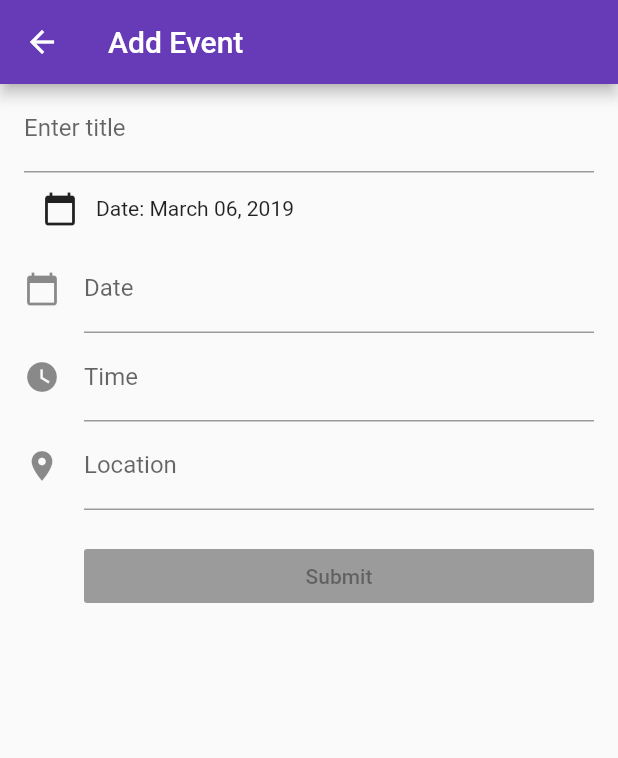
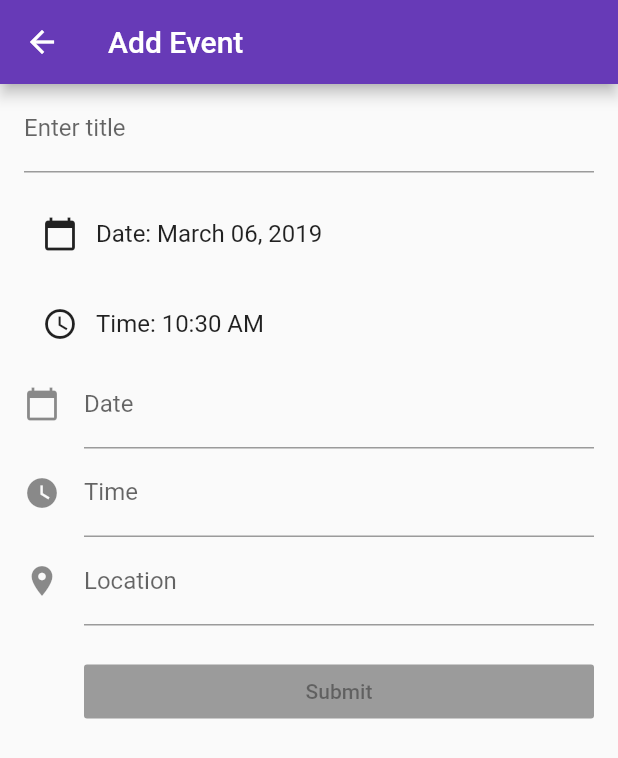
Before and after one commit to casprice/calendar-flutter-app, a Flutter app: the screen it shows after launch, after a tap on the "keyboard arrow left" icon, after a tap on the "keyboard arrow right" icon, after a tap on the "add" icon, on a phone screen of 412 x 824 dp. Shown: the top 758 px of the screen. Run offline on Flutter 3.47's test engine with Material 2 defaults, Android fonts, the phone set to English and light mode, and no system bars; our stand-ins replace cloud_firestore, flutter_calendar_carousel; accounts and stored records are empty.

Commit message:
date/time pickers but don't update text

```diff
--- a/parkinsons_app/lib/main.dart
+++ b/parkinsons_app/lib/main.dart
@@ -8,7 +8,7 @@ import 'package:flutter_calendar_carousel/classes/event_list.dart';
 import 'package:intl/intl.dart' show DateFormat;
 import 'package:cloud_firestore/cloud_firestore.dart';
 
-
+// Run the app
 void main() => runApp(MyApp());
 
 class MyApp extends StatelessWidget {
@@ -44,45 +44,38 @@ class MyHomePage extends StatefulWidget {
 }
 
 class _MyHomePageState extends State<MyHomePage> {
+  // Today's date
   DateTime _currentDate = new DateTime.now();
-
-  DateTime _date = new DateTime.now();
-  TimeOfDay _time = new TimeOfDay.now();
-
+  // Date selected by the user
+  DateTime _selectedDate = new DateTime.now();
+  // Time selected by the user
+  TimeOfDay _selectedTime = new TimeOfDay.now();
+  // Calendar's current month
   String _currentMonth = '';
 
-  // Select Date
+  // Select date from the calendar icon
   Future<Null> _selectDate(BuildContext context) async {
+    // Settings for date picker
     final DateTime picked = await showDatePicker(
       context: context,
-      initialDate: _date,
+      initialDate: _selectedDate,
       firstDate: new DateTime(2016),
       lastDate: new DateTime(2029)
     );
 
-    if(picked != null && picked != _date) {
-      print('Date selected: ${_date.toString()}');
+    // If picked time is chosen and is not the same as the already selected date, update the selected date
+    if(picked != null && picked != _selectedDate) {
       setState(() {
-        _date = picked;
+        _selectedDate = picked;
+        //_currentDate = _date;
+        _currentMonth = DateFormat.yMMM().format(_currentDate);
       });
+      // Debug message
+      print('Date selected: ${_selectedDate.toString()}');
     };
   }
 
-  Future<Null> _selectTime(BuildContext context) async {
-    final TimeOfDay picked = await showTimePicker (
-      context: context,
-      initialTime: _time
-    );
-
-    if(picked != null && picked != _time) {
-      print('Time selected: ${_date.toString()}');
-      setState(() {
-        _time = picked;
-      });
-    }
-  }
-
-  // Events
+  // List of marked events
   EventList<Event> _markedDateMap = new EventList<Event>(
     events: {
       new DateTime(2018, 12, 10): [
@@ -98,7 +91,7 @@ class _MyHomePageState extends State<MyHomePage> {
 
   @override
   void initState() {
-    /// Add more events to _markedDateMap EventList
+    // Add more events to _markedDateMap EventList
     _markedDateMap.add(
         new DateTime(2018, 12, 25),
         new Event(
@@ -117,19 +110,19 @@ class _MyHomePageState extends State<MyHomePage> {
 
   @override
   Widget build(BuildContext context) {
-    /// Example Calendar Carousel without header and custom prev & next button
+    // Calendar Carousel without header and custom prev & next button
     _calendarCarouselNoHeader = CalendarCarousel<Event>(
       // Switch to day pressed
       onDayPressed: (DateTime date, List<Event> events) {
-        this.setState(() => _currentDate = date);
+        this.setState(() => _selectedDate = date);
         events.forEach((event) => print(event.title));
       },
 
-      thisMonthDayBorderColor: Colors.grey,
+      // Calendar Carousel custom settings
       weekFormat: false,
       markedDatesMap: _markedDateMap,
       height: 420.0,
-      selectedDateTime: _currentDate,
+      selectedDateTime: _selectedDate,
       customGridViewPhysics: NeverScrollableScrollPhysics(),
       markedDateShowIcon: true,
       markedDateIconMaxShown: 1,
@@ -139,6 +132,7 @@ class _MyHomePageState extends State<MyHomePage> {
         return event.icon;
       },
 
+      // Calendar colors
       todayTextStyle: TextStyle(
         color: Colors.white,
       ),
@@ -155,8 +149,11 @@ class _MyHomePageState extends State<MyHomePage> {
         color: Colors.black,
       ),
 
-      minSelectedDate: _currentDate,
-      maxSelectedDate: _currentDate.add(Duration(days: 60)),
+      // Most recent date that is interactive
+      minSelectedDate: _currentDate.subtract(Duration(days: 1)),
+      maxSelectedDate: new DateTime(2029),
+
+      // When calendar changes, update the month
       onCalendarChanged: (DateTime date) {
         this.setState(() => _currentMonth = DateFormat.yMMM().format(date));
       },
@@ -178,7 +175,7 @@ class _MyHomePageState extends State<MyHomePage> {
           children: <Widget>[
             //custom icon
             Container(
-              margin: EdgeInsets.symmetric(horizontal: 16.0),
+              margin: EdgeInsets.symmetric(horizontal: 12.0),
               child: _calendarCarousel,
             ), // This trailing comma makes auto-formatting nicer for build methods.
 
@@ -209,10 +206,10 @@ class _MyHomePageState extends State<MyHomePage> {
                     icon: Icon(Icons.keyboard_arrow_left),
                     onPressed: () {
                       setState(() {
-                        _currentDate =
-                          _currentDate.subtract(Duration(days: 30));
+                        _selectedDate =
+                          _selectedDate.subtract(Duration(days: 30));
                         _currentMonth =
-                          DateFormat.yMMM().format(_currentDate);
+                          DateFormat.yMMM().format(_selectedDate);
                       });
                     },
                   ),
@@ -226,8 +223,8 @@ class _MyHomePageState extends State<MyHomePage> {
                     icon: Icon(Icons.keyboard_arrow_right),
                     onPressed: () {
                       setState(() {
-                        _currentDate = _currentDate.add(Duration(days: 30));
-                        _currentMonth = DateFormat.yMMM().format(_currentDate);
+                        _selectedDate = _selectedDate.add(Duration(days: 30));
+                        _currentMonth = DateFormat.yMMM().format(_selectedDate);
                       });
                     },
                   ),
@@ -247,36 +244,36 @@ class _MyHomePageState extends State<MyHomePage> {
 
   void _pushNewEvent() {
     final GlobalKey<FormState> _formKey = new GlobalKey<FormState>();
-    DateTime selectedDate = _date;
+    DateTime _eventDate = _selectedDate;
 
     // Select Date
     Future<Null> _selectDate(BuildContext context) async {
       final DateTime picked = await showDatePicker(
           context: context,
-          initialDate: _date,
+          initialDate: _eventDate,
           firstDate: new DateTime(2016),
           lastDate: new DateTime(2029)
       );
 
-      if(picked != null && picked != _date) {
-        print('Date selected: ${_date.toString()}');
+      if(picked != null && picked != _eventDate) {
         setState(() {
-          _date = picked;
+          _eventDate = picked;
         });
+        print('Event date selected: ${_eventDate.toString()}');
       };
     }
 
     Future<Null> _selectTime(BuildContext context) async {
       final TimeOfDay picked = await showTimePicker (
           context: context,
-          initialTime: _time
+          initialTime: _selectedTime
       );
 
-      if(picked != null && picked != _time) {
-        print('Time selected: ${_date.toString()}');
+      if(picked != null && picked != _selectedTime) {
         setState(() {
-          _time = picked;
+          _selectedTime = picked;
         });
+        print('Time selected: ${_selectedTime.toString()}');
       }
     }
 
@@ -292,8 +289,6 @@ class _MyHomePageState extends State<MyHomePage> {
               title: const Text('Add Event'),
             ),
 
-
-
             body: new SafeArea(
                 top: false,
                 bottom: false,
@@ -303,30 +298,68 @@ class _MyHomePageState extends State<MyHomePage> {
                     child: new ListView(
                       padding: const EdgeInsets.symmetric(horizontal: 16.0),
                       children: <Widget>[
+
+
                         new TextFormField(
+
                           decoration: const InputDecoration(
                             //icon: const Icon(Icons.event),
                             labelText: 'Enter title',
                           ),
                         ),
 
-                        Row(
-                          children: [
-                            new IconButton(
-                                icon: Icon(Icons.calendar_today),
-                                onPressed: (){_selectDate(context);}
+                        new Container(
+                            padding: const EdgeInsets.only(top: 17.0),
+                            child: new Row(
+                              children: [
+                                new IconButton(
+                                    icon: Icon(Icons.calendar_today),
+                                    onPressed: (){
+                                      _selectDate(context);
+                                    }
+                                ),
+
+                                new Text(
+                                  'Date: ${DateFormat('MMMM dd, yyyy').format(_eventDate)}',
+                                  style: new TextStyle(
+                                    fontSize: 16.0,
+                                  ),
+                                ),
+
+                              ],
                             ),
+                        ),
 
-                            new Text('Date: ${DateFormat('MMMM dd, yyyy').format(_date)}'),
-                          ],
+                        new Container(
+                          padding: const EdgeInsets.only(top: 12.0),
+                          child: new Row(
+                            children: [
+                              new IconButton(
+                                  icon: Icon(Icons.access_time),
+                                  onPressed: (){
+                                    _selectTime(context);
+                                  }
+                              ),
+
+                              new Text(
+                                'Time: ${DateFormat('h:mm a').format(_eventDate)}',
+                                style: new TextStyle(
+                                  fontSize: 16.0,
+                                )
+                              ),
+                            ],
+                          ),
                         ),
+
 
                         new TextFormField(
                           decoration: const InputDecoration(
                             icon: const Icon(Icons.calendar_today),
                             labelText: 'Date',
                           ),
-                          keyboardType: TextInputType.datetime,
+
+                          //keyboardType: TextInputType.datetime,
+                          //  onPressed: (){_selectDate(context);},
                         ),
 
                         new TextFormField(
```
